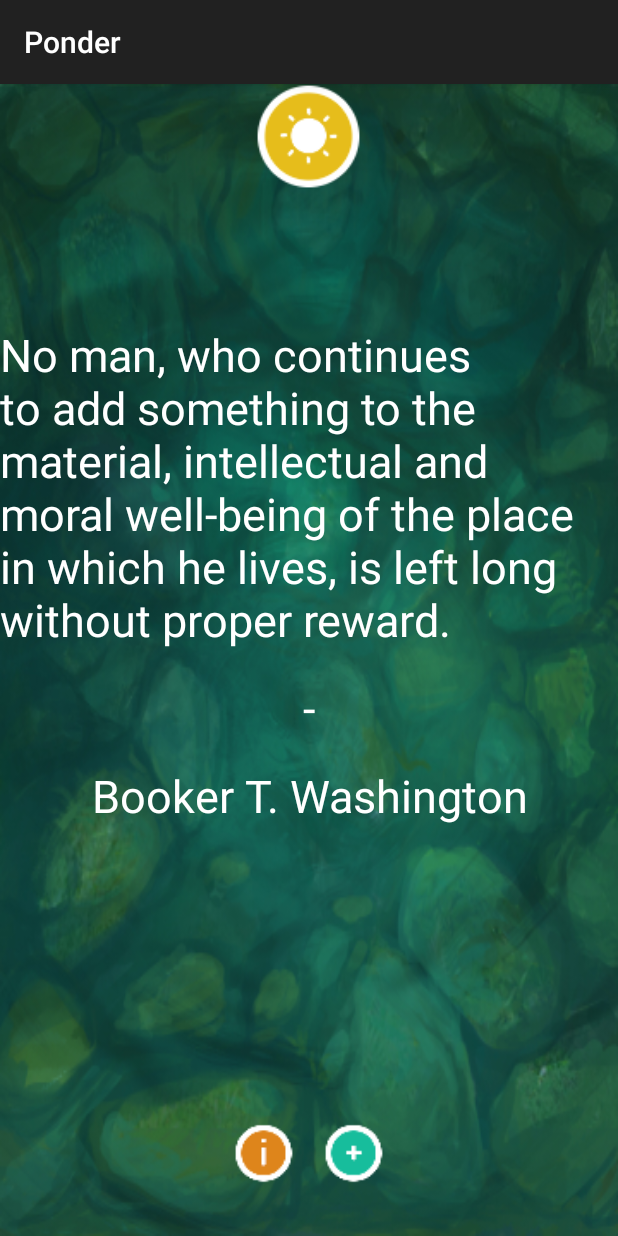
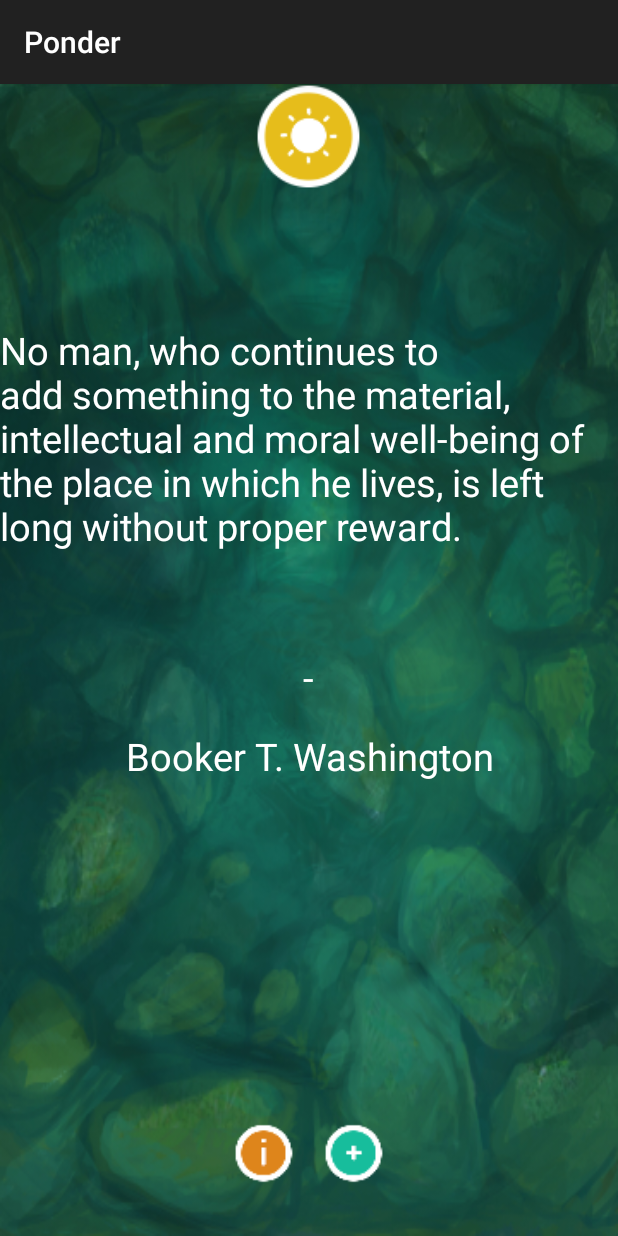
Before and after one commit to Kaaelon/PonderTestProject, an Android app: the screen it shows after launch (MainActivity), after a tap on "Wellbeing", on a phone screen of 412 x 824 dp. Run offline under Robolectric (Android 15) with nearby library versions, the phone set to English and light mode, and no system bars.

Commit message:
Started work on formatTextSize() method, currently not working

```diff
--- a/app/src/main/res/layout/fragment_quote.xml
+++ b/app/src/main/res/layout/fragment_quote.xml
@@ -12,15 +12,14 @@
         android:id="@+id/categoryView"
         android:layout_marginBottom="80dp"/>
 
-    <TextView android:layout_width="wrap_content"
-        android:layout_height="wrap_content"
+    <TextView android:layout_width="match_parent"
+        android:layout_height="200dp"
         android:id="@+id/quote_text"
         android:textColor="#FFFFFF"
-        android:textSize="30sp"
+        android:textSize="25sp"
         android:layout_marginTop="10dp"
         android:layout_marginBottom="8dp"
-        android:text="QuoteTest"
-        android:layout_gravity="center" />
+        android:text="QuoteTest" />
 
     <TextView android:layout_width="wrap_content"
         android:layout_height="wrap_content"
@@ -28,7 +27,7 @@
         android:textColor="#FFFFFF"
         android:layout_marginTop="10dp"
         android:layout_marginBottom="8dp"
-        android:textSize="30sp"
+        android:textSize="25sp"
         android:text="-"
         android:layout_gravity="center" />
 
@@ -36,7 +35,7 @@
         android:layout_height="wrap_content"
         android:id="@+id/quote_author"
         android:textColor="#FFFFFF"
-        android:textSize="30sp"
+        android:textSize="25sp"
         android:layout_marginTop="10dp"
         android:text="AuthorTest"
         android:gravity="center_vertical|center_horizontal"
```
Also changed, not shown: app/src/main/java/testproject/halfmoonstudios/com/ponder/QuoteFragment.java (+48 -15 lines).
